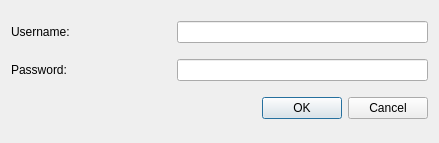
Above: Code/Mantid/scripts/Interface/ui/cluster_details_dialog.ui from mantidproject/mantid before the change. Below: the same form after it.
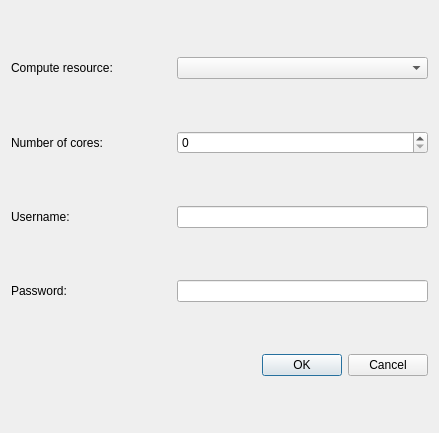
That is the form after the change.

Patch:
```diff
--- a/Code/Mantid/scripts/Interface/ui/cluster_details_dialog.ui
+++ b/Code/Mantid/scripts/Interface/ui/cluster_details_dialog.ui
@@ -10,7 +10,7 @@
     <x>0</x>
     <y>0</y>
     <width>439</width>
-    <height>143</height>
+    <height>433</height>
    </rect>
   </property>
   <property name="sizePolicy">
@@ -29,6 +29,58 @@
    <bool>true</bool>
   </property>
   <layout class="QVBoxLayout" name="verticalLayout">
+   <item>
+    <layout class="QHBoxLayout" name="horizontalLayout_3">
+     <item>
+      <widget class="QLabel" name="label_3">
+       <property name="minimumSize">
+        <size>
+         <width>160</width>
+         <height>0</height>
+        </size>
+       </property>
+       <property name="maximumSize">
+        <size>
+         <width>160</width>
+         <height>16777215</height>
+        </size>
+       </property>
+       <property name="text">
+        <string>Compute resource:</string>
+       </property>
+      </widget>
+     </item>
+     <item>
+      <widget class="QComboBox" name="resource_combo"/>
+     </item>
+    </layout>
+   </item>
+   <item>
+    <layout class="QHBoxLayout" name="horizontalLayout_5">
+     <item>
+      <widget class="QLabel" name="label_5">
+       <property name="minimumSize">
+        <size>
+         <width>160</width>
+         <height>0</height>
+        </size>
+       </property>
+       <property name="maximumSize">
+        <size>
+         <width>160</width>
+         <height>16777215</height>
+        </size>
+       </property>
+       <property name="text">
+        <string>Number of cores:</string>
+       </property>
+      </widget>
+     </item>
+     <item>
+      <widget class="QSpinBox" name="cores_box"/>
+     </item>
+    </layout>
+   </item>
    <item>
     <layout class="QHBoxLayout" name="horizontalLayout_2">
      <item>
```
